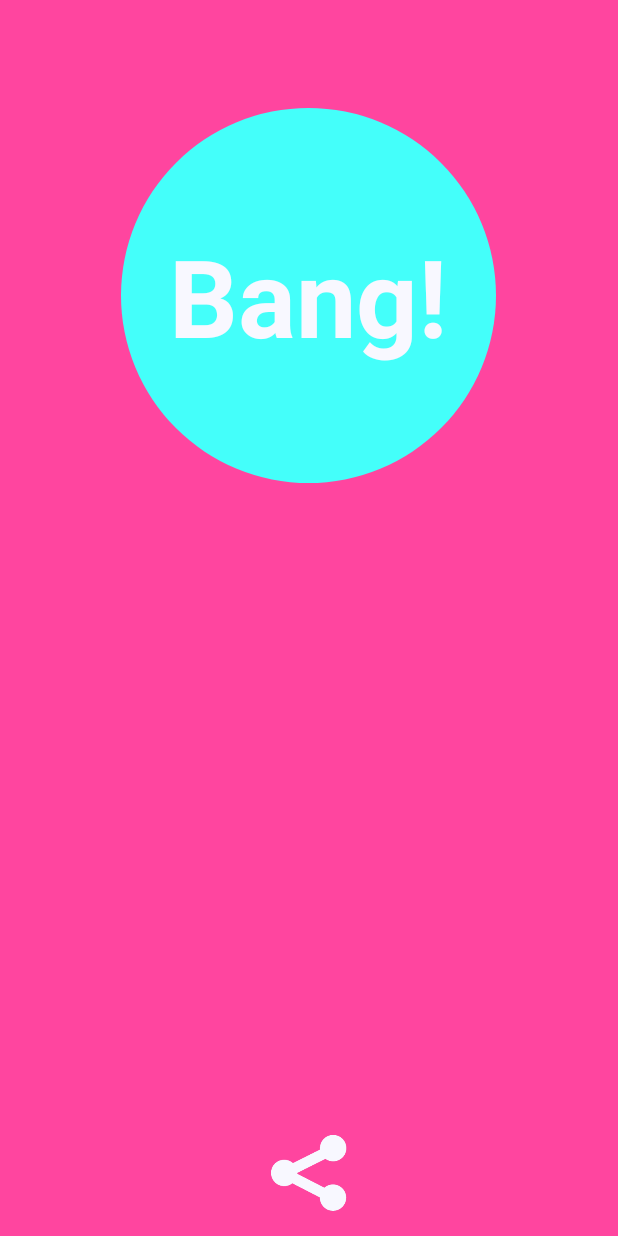
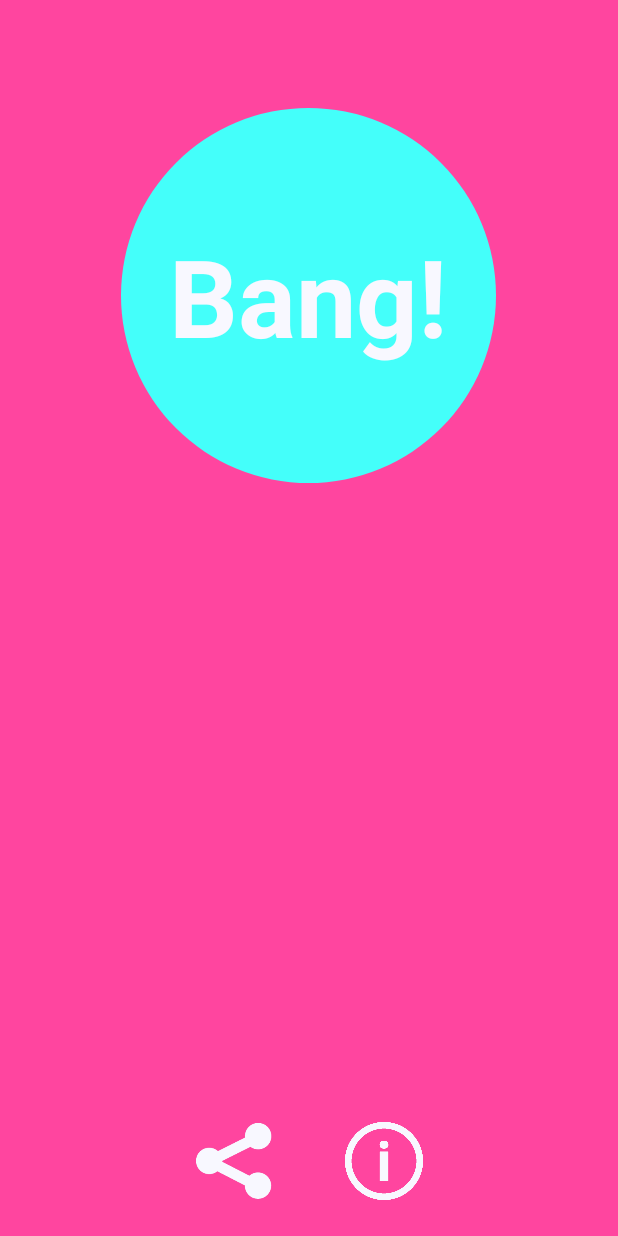
Before and after one commit to essesm/bang, an Android app: the screen it shows after launch (BangActivity), on a phone screen of 412 x 824 dp. Run offline under Robolectric (Android 15) with nearby library versions, the phone set to English and light mode, and no system bars; 1 statement that could not run was skipped.

```diff
--- a/app/src/main/AndroidManifest.xml
+++ b/app/src/main/AndroidManifest.xml
@@ -11,7 +11,8 @@
         <activity
             android:name=".BangActivity"
             android:label="@string/app_name"
-            android:theme="@android:style/Theme.NoTitleBar.Fullscreen" >
+            android:theme="@android:style/Theme.NoTitleBar.Fullscreen"
+            android:screenOrientation="portrait" >
             <intent-filter>
                 <action android:name="android.intent.action.MAIN" />
 
--- /dev/null
+++ b/app/src/main/res/drawable-xhdpi/info_selector.xml
@@ -0,0 +1,7 @@
+<?xml version="1.0" encoding="utf-8"?>
+
+<selector xmlns:android="http://schemas.android.com/apk/res/android">
+    <item android:state_pressed="true"
+          android:drawable="@drawable/info_icon_pressed" /> <!-- pressed -->
+    <item android:drawable="@drawable/info_icon" /> <!-- default -->
+</selector>
--- a/app/src/main/res/layout/activity_bang.xml
+++ b/app/src/main/res/layout/activity_bang.xml
@@ -30,15 +30,30 @@
         android:fontFamily="sans-serif-condensed"
         android:gravity="center"
         android:layout_marginBottom="12dp"
-        android:padding="16dp" />
+        android:padding="16dp"
+        android:clickable="true"
+        android:onClick="clear" />
 
-    <ImageButton
-        android:layout_width="52dp"
-        android:layout_height="52dp"
-        android:layout_centerHorizontal="true"
+    <LinearLayout
+        android:layout_width="fill_parent"
+        android:layout_height="wrap_content"
         android:layout_alignParentBottom="true"
-        android:background="@drawable/share_selector"
-        android:layout_margin="16dp"
-        android:onClick="share"/>
+        android:gravity="center" >
+
+        <ImageButton
+            android:layout_width="52dp"
+            android:layout_height="52dp"
+            android:background="@drawable/share_selector"
+            android:layout_margin="24dp"
+            android:onClick="share"/>
+
+        <ImageButton
+            android:layout_width="52dp"
+            android:layout_height="52dp"
+            android:background="@drawable/info_selector"
+            android:layout_margin="24dp"
+            android:onClick="info" />
+
+        </LinearLayout>
 
 </RelativeLayout>
```
Also changed, not shown: app/src/main/java/com/messes/panorama/bang/BangActivity.java (+31 -1 lines), app/src/main/res/drawable-xhdpi/info_icon.png (added), app/src/main/res/drawable-xhdpi/info_icon_pressed.png (added).
